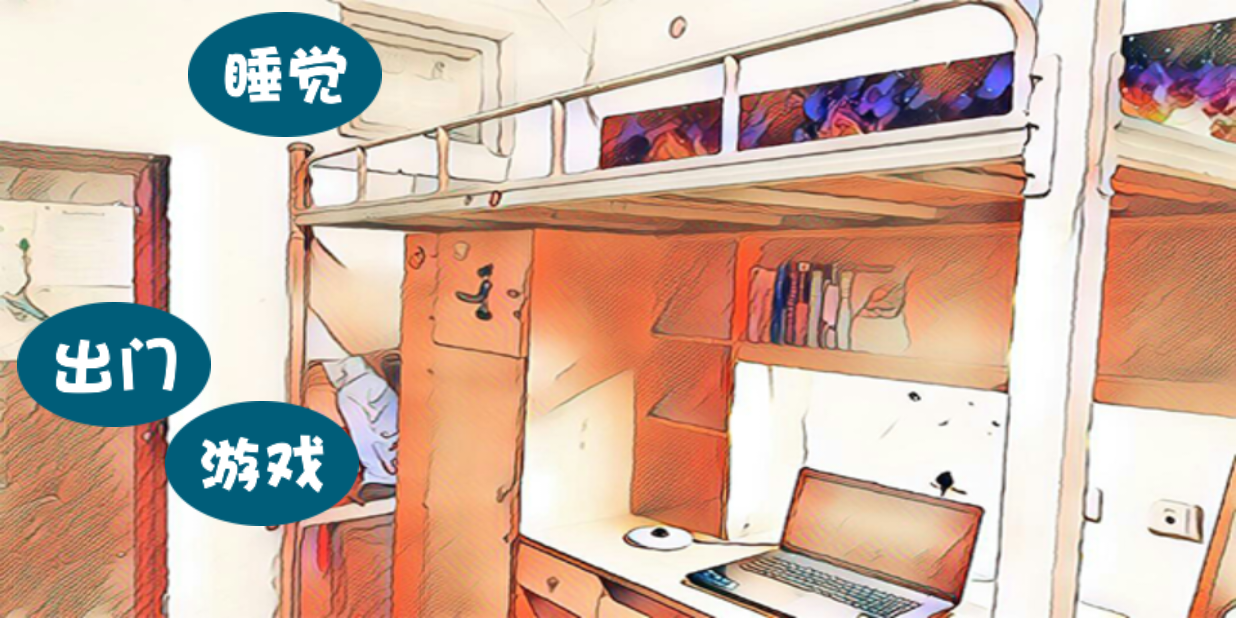
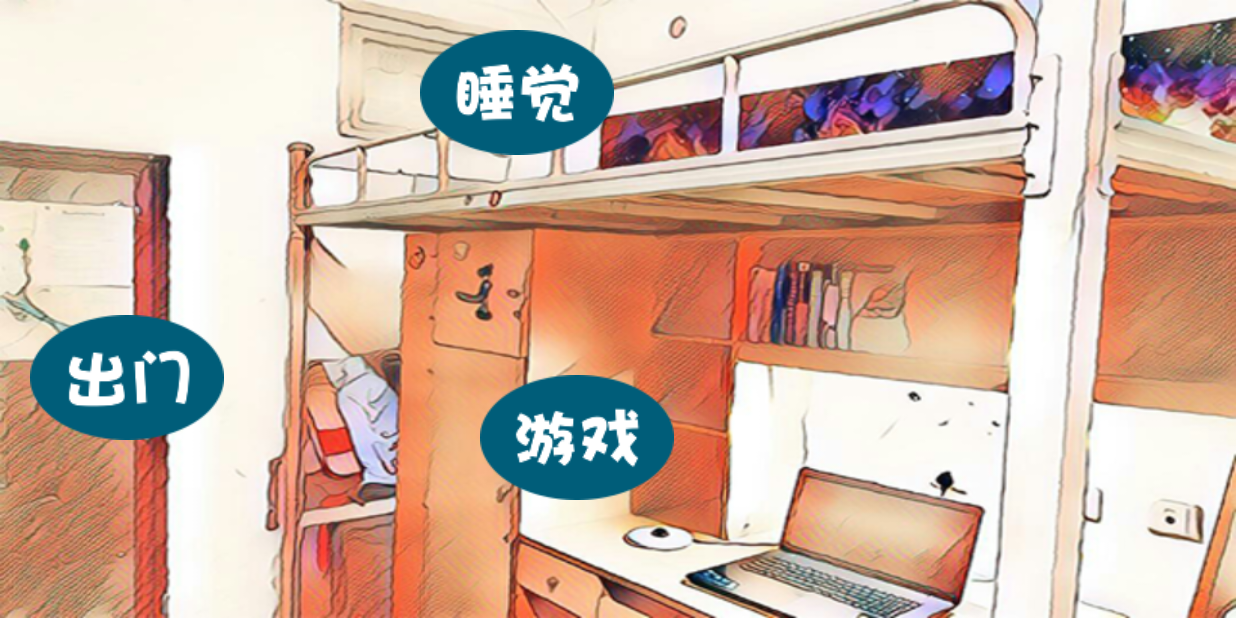
Before and after one commit to BeiDouQiXing/Bachelor-Road, an Android app: the Dorm screen opened directly, with no data from a screen before it, on a phone screen of 824 x 412 dp (held sideways). Run offline under Robolectric (Android 15) with nearby library versions, the light colour scheme and no system bars.

Commit message:
完善了引导界面设计及其xml

```diff
--- a/Bachelor_Road/app/src/main/res/layout/dorm.xml
+++ b/Bachelor_Road/app/src/main/res/layout/dorm.xml
@@ -10,36 +10,27 @@
         android:id = "@+id/dorm_run_out"
         android:layout_width="wrap_content"
         android:layout_height="wrap_content"
-        android:layout_alignParentBottom="true"
-        android:layout_alignParentLeft="true"
-        android:layout_alignParentStart="true"
-        android:layout_marginBottom="127dp"
-        android:layout_marginLeft="11dp"
-        android:layout_marginStart="11dp"
+        android:layout_marginTop="210dp"
+        android:layout_marginLeft="20dp"
+        android:layout_marginStart="20dp"
         android:background="@drawable/chumen" />
 
     <Button
         android:id="@+id/sleep"
         android:layout_width="wrap_content"
         android:layout_height="wrap_content"
-        android:layout_alignLeft="@+id/dorm_run_out"
-        android:layout_alignParentTop="true"
-        android:layout_alignStart="@+id/dorm_run_out"
-        android:layout_marginLeft="114dp"
-        android:layout_marginStart="114dp"
-        android:layout_marginTop="8dp"
+        android:layout_marginLeft="280dp"
+        android:layout_marginStart="280dp"
+        android:layout_marginTop="20dp"
         android:background="@drawable/shuijiao" />
 
     <Button
         android:id="@+id/game"
         android:layout_width="wrap_content"
         android:layout_height="wrap_content"
-        android:layout_alignEnd="@+id/sleep"
-        android:layout_alignParentBottom="true"
-        android:layout_alignRight="@+id/sleep"
-        android:layout_marginBottom="61dp"
-        android:layout_marginEnd="15dp"
-        android:layout_marginRight="15dp"
+        android:layout_marginTop="250dp"
+        android:layout_marginStart="320dp"
+        android:layout_marginLeft="320dp"
         android:background="@drawable/youxi" />
 
 </RelativeLayout>
```
Also changed, not shown: Bachelor_Road/app/src/main/res/layout/leading.xml (added, +38 -0 lines), Bachelor_Road/app/src/main/res/drawable/leading1.png (deleted), Bachelor_Road/app/src/main/res/drawable/leading2.png (deleted), Bachelor_Road/app/src/main/res/drawable/leading3.png (deleted), Bachelor_Road/app/src/main/res/drawable/leading4.png (deleted), Bachelor_Road/app/src/main/res/drawable/leading6.png (deleted), Bachelor_Road/app/src/main/res/drawable/leading_1.png (added), Bachelor_Road/app/src/main/res/drawable/leading_2.png (added), Bachelor_Road/app/src/main/res/drawable/leading_3.png (added), Bachelor_Road/app/src/main/res/drawable/leading_4.png (added), Bachelor_Road/app/src/main/res/drawable/leading_5.png (added).
